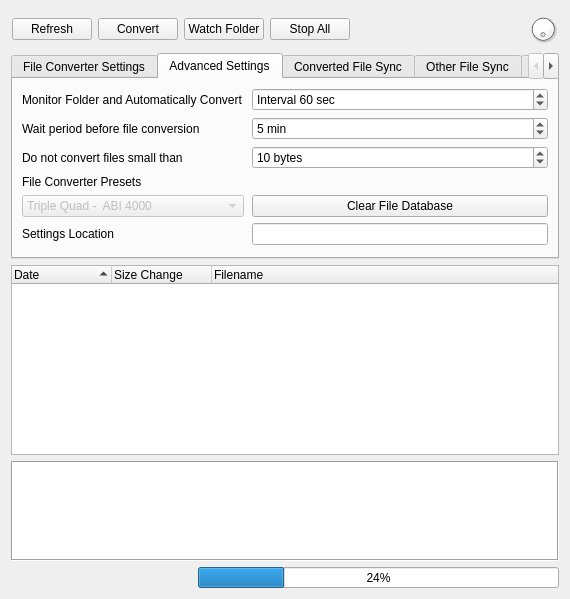
The window that src/mzwatcher/mzWatcherGui.ui (eugenemel/maven) describes before a commit, drawn with Qt 5.
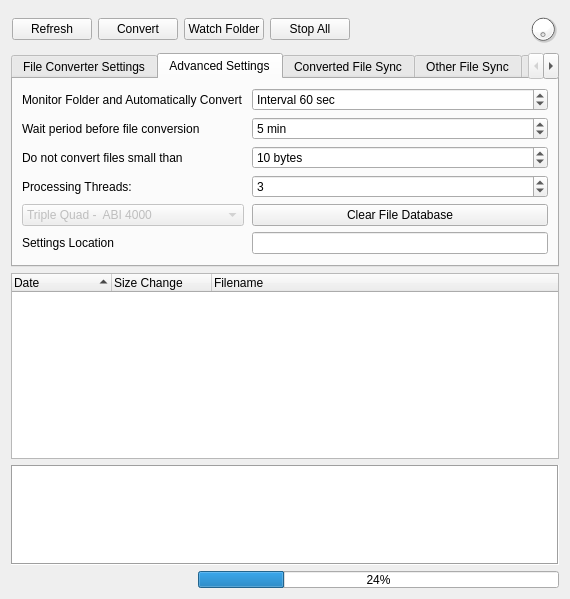
The same window after the commit. The open tabs and pages were chosen to show the change. Icons and pictures are not drawn.

Commit message: Issue 868: Make number of threads configurable.

Diff of the .ui file:
```diff
--- a/src/mzwatcher/mzWatcherGui.ui
+++ b/src/mzwatcher/mzWatcherGui.ui
@@ -309,7 +309,20 @@
        <item row="7" column="0">
         <widget class="QLabel" name="label_6">
          <property name="text">
-          <string>File Converter Presets</string>
+          <string>Processing Threads:</string>
+         </property>
+        </widget>
+       </item>
+       <item row="7" column="1">
+        <widget class="QSpinBox" name="processingThreadsSpinBox">
+         <property name="minimum">
+          <number>1</number>
+         </property>
+         <property name="maximum">
+          <number>100</number>
+         </property>
+         <property name="value">
+          <number>3</number>
          </property>
         </widget>
        </item>
```
The commit also changes 1 other file.
